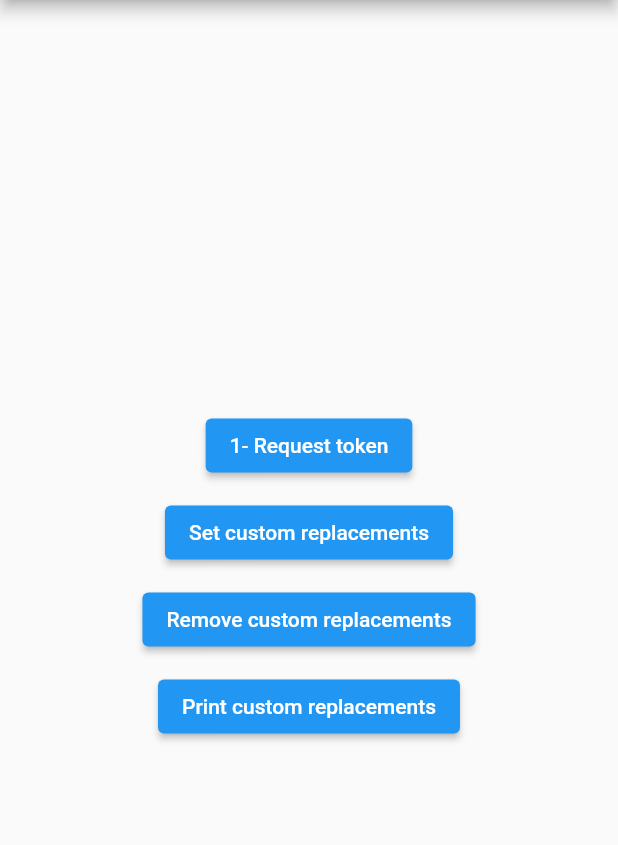
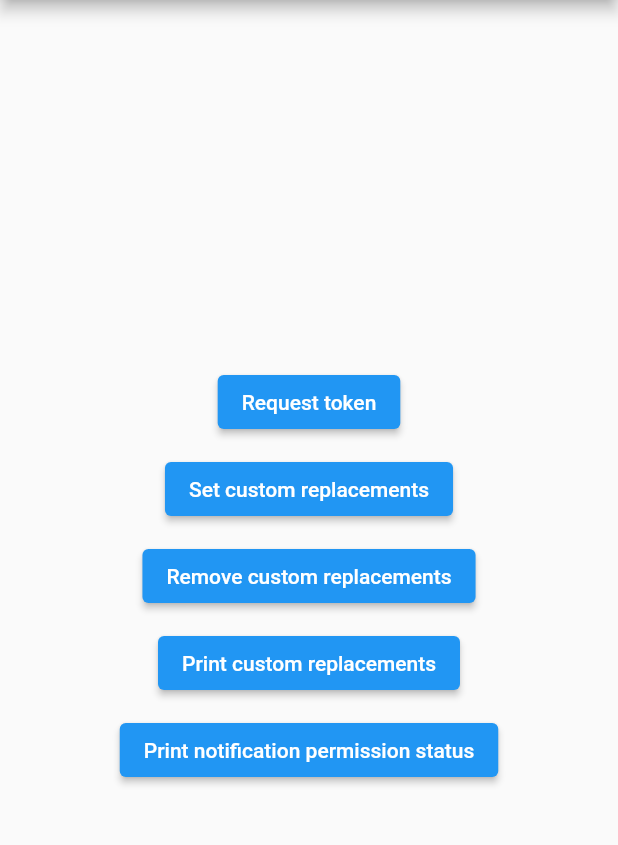
Before and after one commit to Mumble-SRL/MPush-Flutter, a Flutter app: the screen it shows after launch, on a phone screen of 412 x 824 dp, the part 84-929 px from its top. Run offline on Flutter 3.47's test engine with Material 2 defaults, Android fonts, the phone set to English and light mode, and no system bars; our stand-ins replace device_info_plus; missing offline and left inert: android_id.

Commit message:
Updated example

```diff
--- a/example/lib/main.dart
+++ b/example/lib/main.dart
@@ -64,22 +64,27 @@ class _MyAppState extends State<MyApp> {
             children: [
               ElevatedButton(
                 onPressed: () => MPush.requestToken(),
-                child: Text('1- Request token'),
+                child: Text('Request token'),
               ),
-              SizedBox(height: 10),
+              const SizedBox(height: 10),
               ElevatedButton(
                 onPressed: () => _setCustomReplacements(),
                 child: Text('Set custom replacements'),
               ),
-              SizedBox(height: 10),
+              const SizedBox(height: 10),
               ElevatedButton(
                 onPressed: () => _removeCustomReplacements(),
                 child: Text('Remove custom replacements'),
               ),
-              SizedBox(height: 10),
+              const SizedBox(height: 10),
               ElevatedButton(
                 onPressed: () => _printCustomReplacements(),
                 child: Text('Print custom replacements'),
+              ),
+              const SizedBox(height: 10),
+              ElevatedButton(
+                onPressed: () => _printNotificationPermissionStatus(),
+                child: Text('Print notification permission status'),
               ),
             ],
           ),
@@ -99,7 +104,14 @@ class _MyAppState extends State<MyApp> {
   }
 
   Future<void> _printCustomReplacements() async {
-    Map<String, String>? customReplacements = await MPush.getCustomReplacements();
+    Map<String, String>? customReplacements =
+        await MPush.getCustomReplacements();
     print(customReplacements);
   }
+
+  Future<void> _printNotificationPermissionStatus() async {
+    MPushNotificationPermission? permissionStatus =
+        await MPush.notificationPermission();
+    print(permissionStatus);
+  }
 }
```
Also changed, not shown: 8 other files.
